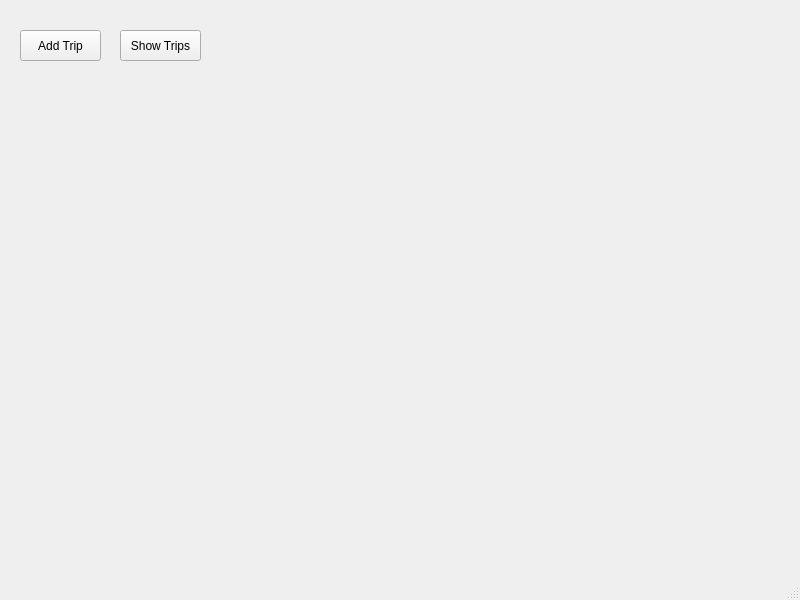
Above: mainwindow.ui from oppaii230205/travel-agency-management before the change. Below: the same form after it.
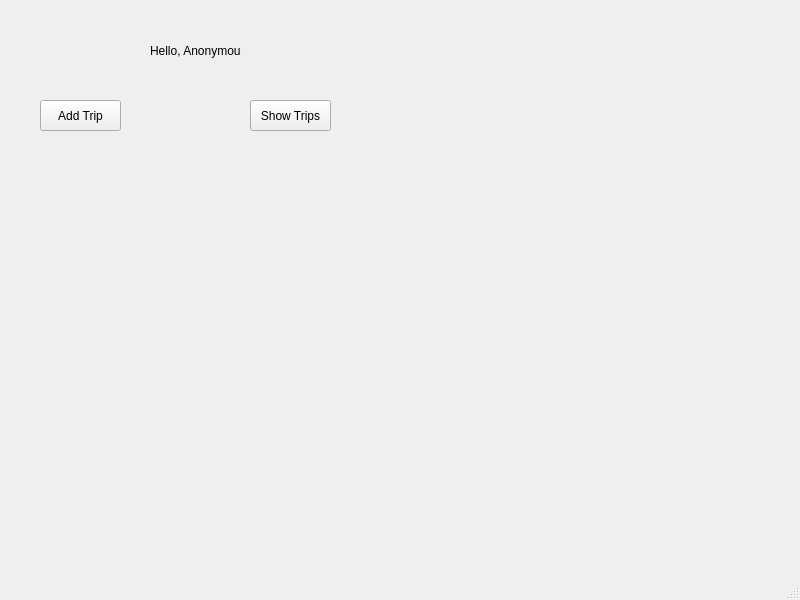
That is the form after the change.

Commit message: Linked logic between login and other features, added dynamic UI changed for each user

Patch:
```diff
--- a/mainwindow.ui
+++ b/mainwindow.ui
@@ -17,8 +17,8 @@
    <widget class="QPushButton" name="btnAddTrip">
     <property name="geometry">
      <rect>
-      <x>20</x>
-      <y>30</y>
+      <x>40</x>
+      <y>100</y>
       <width>81</width>
       <height>31</height>
      </rect>
@@ -30,8 +30,8 @@
    <widget class="QPushButton" name="btnShowTrips">
     <property name="geometry">
      <rect>
-      <x>120</x>
-      <y>30</y>
+      <x>250</x>
+      <y>100</y>
       <width>81</width>
       <height>31</height>
      </rect>
@@ -40,6 +40,19 @@
      <string>Show Trips</string>
     </property>
    </widget>
+   <widget class="QLabel" name="labelWelcome">
+    <property name="geometry">
+     <rect>
+      <x>150</x>
+      <y>40</y>
+      <width>91</width>
+      <height>21</height>
+     </rect>
+    </property>
+    <property name="text">
+     <string>Hello, Anonymous!</string>
+    </property>
+   </widget>
   </widget>
   <widget class="QMenuBar" name="menubar">
    <property name="geometry">
```
The commit also changes 7 other files.
